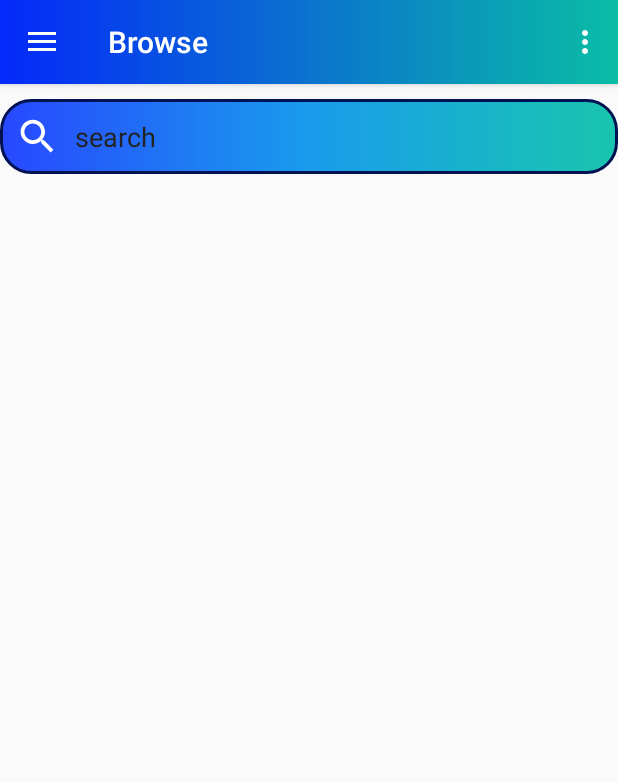
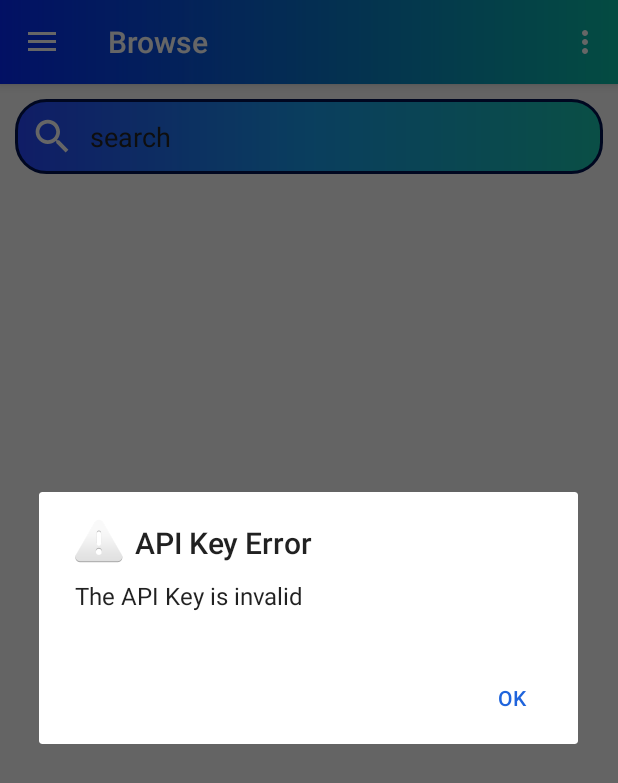
Before and after one commit to Mango0000/MaHoHoMa2, an Android app: the screen it shows after launch (MainActivity), in the side drawer, after a tap on "Browse", on a phone screen of 412 x 824 dp. Shown: the top 783 px of the screen. Run offline under Robolectric (Android 15) with nearby library versions, the light colour scheme and no system bars; our stand-ins replace navigation-ui; Roboto replaces fonts that are not available here.

Commit message:
API Key Error Searchbar fix

```diff
--- a/app/src/main/java/at/htlkaindorf/mahohoma/ui/browse/BrowseFragment.java
+++ b/app/src/main/java/at/htlkaindorf/mahohoma/ui/browse/BrowseFragment.java
@@ -110,6 +110,13 @@ public class BrowseFragment extends Fragment {
                 } while (most_active.is_done == 0 || most_gainer.is_done == 0 || most_loser.is_done == 0);
                 if(most_active.is_done==-1){
                     Log.e("Invalid API Key", most_active.is_done+"");
+                    Handler handler = new Handler(Looper.getMainLooper());
+                    handler.post(new Runnable() {
+                        public void run() {
+                            // Instanitiate your dialog here
+                            showMyDialog();
+                        }
+                    });
                 }else if(most_active.is_done==2){
 
                 }else{
@@ -128,6 +135,19 @@ public class BrowseFragment extends Fragment {
             }
         };
         new Thread(runnable).start();
+    }
+
+    private void showMyDialog() {
+        new AlertDialog.Builder(this.getContext())
+                .setTitle("API Key Error")
+                .setMessage("The API Key is invalid")
+                .setPositiveButton(android.R.string.yes, new DialogInterface.OnClickListener() {
+                    public void onClick(DialogInterface dialog, int which) {
+                        // continue with delete
+                    }
+                })
+                .setIcon(android.R.drawable.ic_dialog_alert)
+                .show();
     }
 
 
--- a/app/src/main/res/layout/fragment_browse.xml
+++ b/app/src/main/res/layout/fragment_browse.xml
@@ -50,7 +50,9 @@
             android:id="@+id/linearLayout"
             android:layout_width="0dp"
             android:layout_height="@dimen/serach_bar"
+            android:layout_marginLeft="10dp"
             android:layout_marginTop="10dp"
+            android:layout_marginRight="10dp"
             android:background="@drawable/searchbar"
             android:gravity="center"
             android:orientation="horizontal"
--- a/app/src/main/res/xml/root_preferences.xml
+++ b/app/src/main/res/xml/root_preferences.xml
@@ -13,6 +13,7 @@
             android:defaultValue="@string/default_api"
             android:singleLine="true"
             android:title="API Key"
+            android:dialogMessage="Get your API key from https://financialmodelingprep.com/"
             app:useSimpleSummaryProvider="true"
             />
 
```
